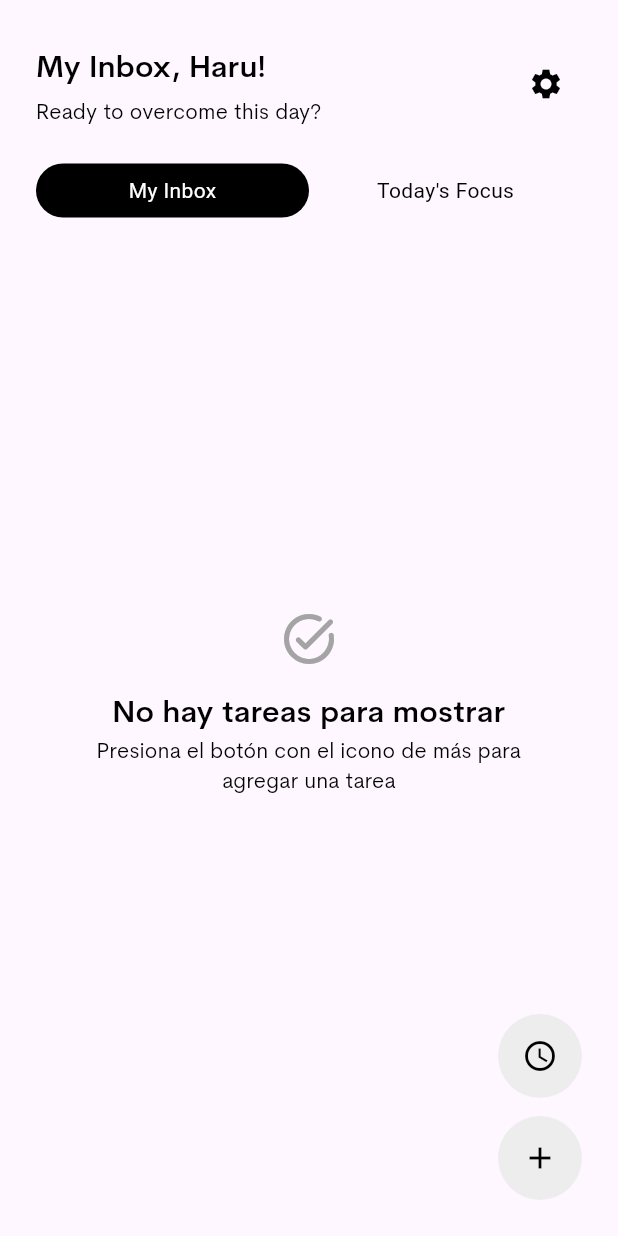
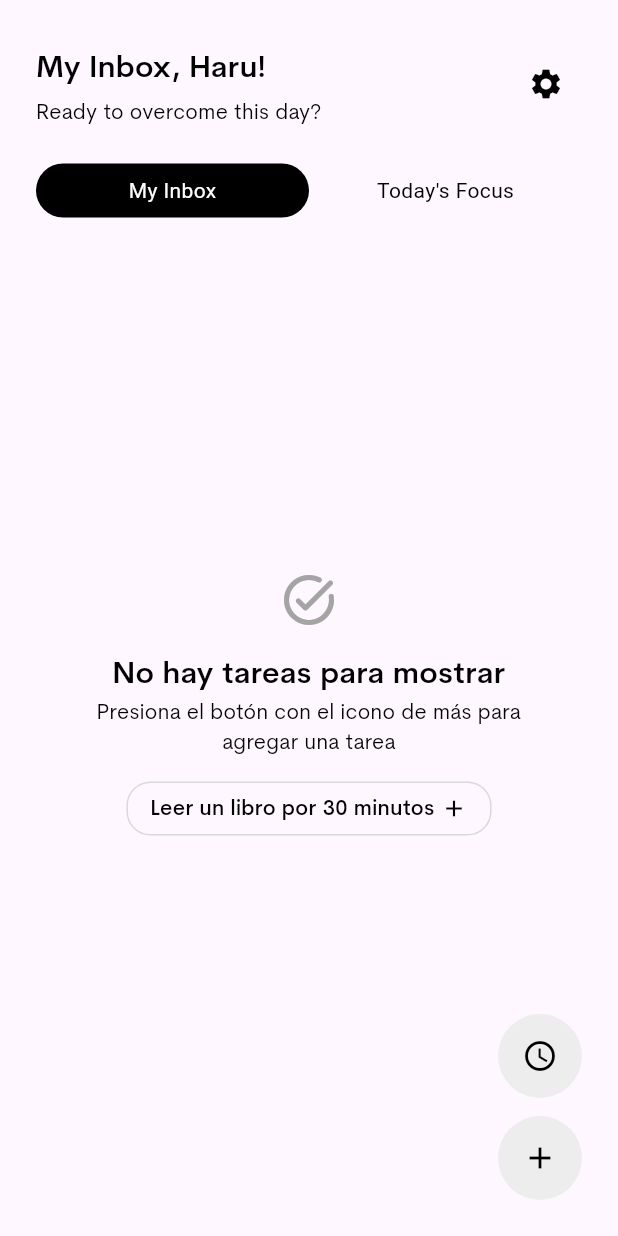
Before and after one commit to joeltorres-7/pocket-tasks-app, a Flutter app: the HomeView screen opened directly, on a phone screen of 412 x 824 dp. Run offline on Flutter 3.47's test engine with Material 2 defaults, Android fonts, the phone set to English and light mode, and no system bars; our stand-ins replace lottie; generated files the repository leaves out were written again.

Commit message:
MVP-002 - Implements base task actions and empty queue on Home view.

```diff
--- a/lib/l10n/app_es.arb
+++ b/lib/l10n/app_es.arb
@@ -17,6 +17,6 @@
     "readyDay": "¿Lista para conquistar este día?",
     "myInbox": "Mi Inbox",
     "todayFocus": "Hoy en Foco",
-    "noTasks": "表示するタスクはありません",
-    "addTasks": "タスクを追加するには、プラスアイコンの付いたボタンを押してください"
+    "noTasks": "No hay tareas para mostrar",
+    "addTasks": "Presiona el botón con el icono de más para agregar una tarea"
 }
--- a/lib/views/components/empty_queue.dart
+++ b/lib/views/components/empty_queue.dart
@@ -1,7 +1,9 @@
 import 'package:flutter/material.dart';
+import 'package:pocket_tasks/views/components/task_chip.dart';
 import 'package:pocket_tasks/views/styles/colors.dart';
 import 'package:pocket_tasks/views/styles/spaces.dart';
 import 'package:pocket_tasks/views/styles/text_styles.dart';
+import 'package:flutter_gen/gen_l10n/app_localizations.dart';
 
 class EmptyQueue extends StatefulWidget {
   const EmptyQueue({super.key});
@@ -21,17 +23,18 @@ class _EmptyQueueState extends State<EmptyQueue> {
         mainAxisAlignment: MainAxisAlignment.center,
         crossAxisAlignment: CrossAxisAlignment.center,
         children: [
-          Icon(Icons.task_alt_rounded, size: 40.0, color: AppColors.primaryGray),
+          Icon(Icons.task_alt_rounded,
+              size: 40.0, color: AppColors.primaryGray),
           VerticalSpacing(16.0),
-          Text('No hay tareas para mostrar',
-              style: AppTextStyles.heading1,
-              textAlign: TextAlign.center
-          ),
+          Text(AppLocalizations.of(context)!.noTasks,
+              style: AppTextStyles.heading1, textAlign: TextAlign.center),
           Text(
-            'Presiona el botón con el icono de más para agregar una tarea',
+            AppLocalizations.of(context)!.addTasks,
             style: AppTextStyles.subheading1,
             textAlign: TextAlign.center,
-          )
+          ),
+          VerticalSpacing(16.0),
+          IntrinsicWidth(child: TaskChip(taskName: 'Leer un libro por 30 minutos', onTaskTap: (){}))
         ],
       ),
     );
--- /dev/null
+++ b/lib/views/components/task_chip.dart
@@ -0,0 +1,41 @@
+import 'package:flutter/material.dart';
+import 'package:pocket_tasks/views/styles/colors.dart';
+import 'package:pocket_tasks/views/styles/spaces.dart';
+import 'package:pocket_tasks/views/styles/text_styles.dart';
+
+class TaskChip extends StatefulWidget {
+  final String taskName;
+  final VoidCallback onTaskTap;
+
+  const TaskChip({super.key, required this.taskName, required this.onTaskTap});
+
+  @override
+  State<TaskChip> createState() => _TaskChipState();
+}
+
+class _TaskChipState extends State<TaskChip> {
+  @override
+  Widget build(BuildContext context) {
+    return GestureDetector(
+      onTap: widget.onTaskTap,
+      child: DecoratedBox(
+        decoration: BoxDecoration(
+          borderRadius: BorderRadius.circular(16.0),
+          border: Border.all(width: 1.0, color: AppColors.tertiaryGray)
+        ),
+        child: Padding(
+          padding: const EdgeInsets.only(top: 8.0, right: 16.0, bottom: 8.0, left: 16.0),
+          child: Row(
+            mainAxisAlignment: MainAxisAlignment.center,
+            crossAxisAlignment: CrossAxisAlignment.center,
+            children: [
+              Text(widget.taskName, style: AppTextStyles.regularMedium14),
+              HorizontalSpacing(4.0),
+              Icon(Icons.add, size: 18.0, color: Colors.black)
+            ],
+          ),
+        ),
+      ),
+    );
+  }
+}
--- a/lib/views/home_view.dart
+++ b/lib/views/home_view.dart
@@ -1,10 +1,12 @@
 import 'package:flutter/material.dart';
+import 'package:pocket_tasks/views/add-task-view.dart';
 import 'package:pocket_tasks/views/components/accessible_icon_button.dart';
 import 'package:pocket_tasks/views/components/task_tabs.dart';
 import 'package:pocket_tasks/views/styles/colors.dart';
 import 'package:pocket_tasks/views/styles/spaces.dart';
 import 'package:pocket_tasks/views/styles/text_styles.dart';
 import 'package:flutter_gen/gen_l10n/app_localizations.dart';
+import 'package:pocket_tasks/views/utils/custom-page-route.dart';
 
 class HomeView extends StatefulWidget {
   const HomeView({super.key});
@@ -78,7 +80,9 @@ class _HomeViewState extends State<HomeView> {
             ),
             VerticalSpacing(12.0),
             FloatingActionButton(
-              onPressed: () {},
+              onPressed: () {
+                Navigator.of(context).push(CustomPageRoute(AddTaskView()));
+              },
               backgroundColor: AppColors.secondaryGray,
               shape: const CircleBorder(),
               elevation: 0,
--- a/lib/views/styles/colors.dart
+++ b/lib/views/styles/colors.dart
@@ -5,4 +5,5 @@ class AppColors {
   static Color primaryBlue = const Color(0xFF437BFF);
   static Color primaryGray = const Color(0xFFA4A4A4);
   static Color secondaryGray = const Color(0xFFEDEDED);
+  static Color tertiaryGray = const Color((0xFFD9D9D9));
 }
--- a/lib/views/styles/text_styles.dart
+++ b/lib/views/styles/text_styles.dart
@@ -13,4 +13,9 @@ class AppTextStyles {
       fontSize: 14,
       fontWeight: FontWeight.normal,
       color: Colors.black);
+  static TextStyle regularMedium14 = const TextStyle(
+      fontFamily: 'CerebriSansPro',
+      fontSize: 14.0,
+      fontWeight: FontWeight.w500,
+      color: Colors.black);
 }
```
Also changed, not shown: lib/l10n/app_en.arb (+8 -0 lines), lib/views/add-task-view.dart (added, +39 -0 lines).
